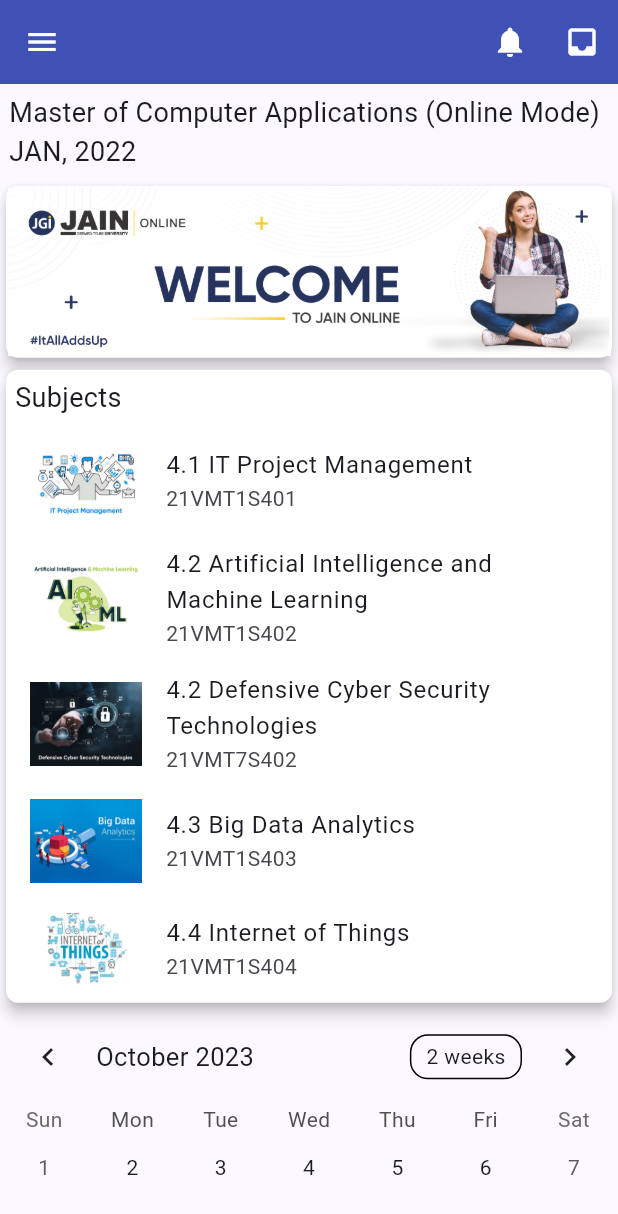
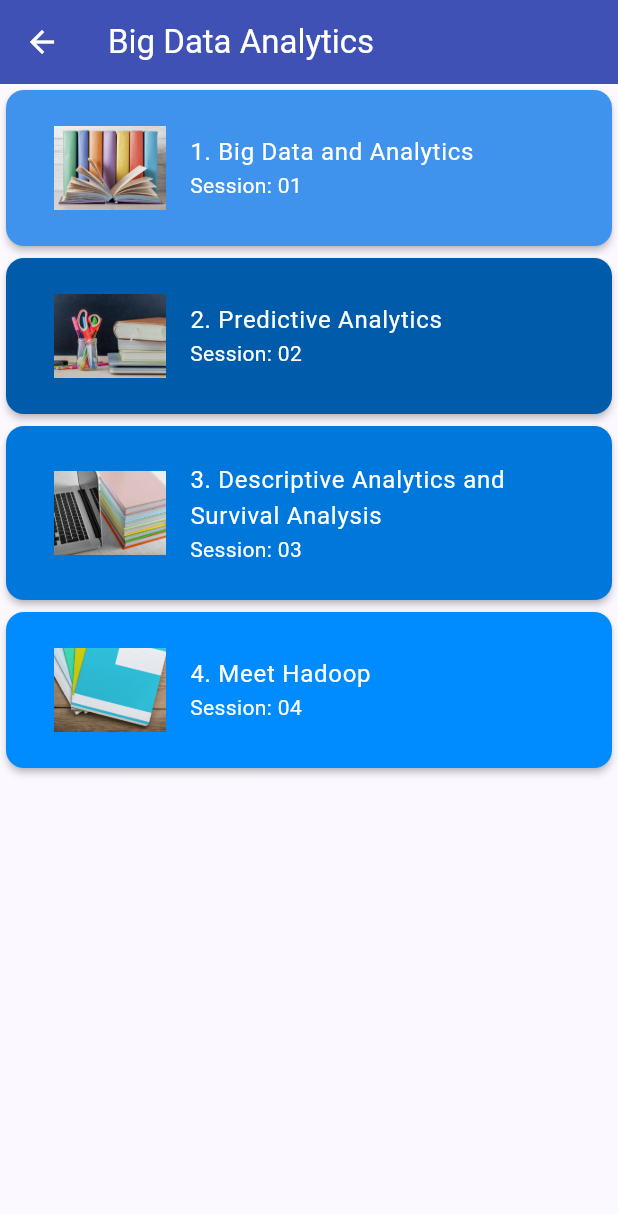
Before and after one commit to TutorialsAndroid/LMS, a Flutter app: the HomeScreen screen opened directly, after a tap on "4.3 Big Data Analytics", on a phone screen of 412 x 824 dp. Shown: the top 1214 px of the screen. Run offline on Flutter 3.47's test engine with Material 2 defaults, Android fonts, the phone set to English and light mode, and no system bars; drawn by our look-alikes of table_calendar; our stand-ins replace percent_indicator.

Commit message:
Added Recorded Session UI of Big Data Analysis

```diff
--- a/lib/home_screen.dart
+++ b/lib/home_screen.dart
@@ -5,6 +5,7 @@
 import 'package:lms/main.dart';
 import 'package:lms/notifications_screen.dart';
 import 'package:lms/recorded_sessions_screens/ai_ml.dart';
+import 'package:lms/recorded_sessions_screens/big_data_analysis.dart';
 import 'package:lms/recorded_sessions_screens/defensive_cyber_sec.dart';
 import 'package:lms/recorded_sessions_screens/it_project_management.dart';
 
@@ -206,7 +207,10 @@
                       title: const Text('4.3 Big Data Analytics'),
                       subtitle: const Text('21VMT1S403'),
                       onTap: () {
-                        //TODO
+                        Navigator.push(
+                            context,
+                            MaterialPageRoute(builder: (context) => const BigDataAnalysis(title: 'Big Data Analytics'))
+                        );
                       },
                     ),
 
--- a/lib/recorded_sessions_screens/big_data_analysis.dart
+++ b/lib/recorded_sessions_screens/big_data_analysis.dart
@@ -0,0 +1,116 @@
+import 'package:flutter/material.dart';
+
+class BigDataAnalysis extends StatefulWidget {
+  final String title;
+
+  const BigDataAnalysis({super.key, required this.title});
+
+  @override
+  State<BigDataAnalysis> createState() => _BigDataAnalysisScreenState();
+}
+
+class _BigDataAnalysisScreenState extends State<BigDataAnalysis> {
+  @override
+  Widget build(BuildContext context) {
+    return Scaffold(
+        appBar: AppBar(
+          backgroundColor: Colors.indigo,
+          title: Text(
+            widget.title,
+            style: const TextStyle(color: Colors.white),
+          ),
+          leading: Builder(
+            builder: (BuildContext context) {
+              return IconButton(
+                icon: const Icon(Icons.arrow_back),
+                color: Colors.white, // Change the color here
+                onPressed: () {
+                  Navigator.of(context).pop();
+                },
+              );
+            },
+          ),
+        ),
+        body: SingleChildScrollView(
+          child: Column(
+            children: [
+              // Add more children here using a loop
+              // for (int i = 0; i < 4; i++) // Change the loop condition as needed
+              Card(
+                elevation: 2,
+                color: const Color(0xFF3F93EC),
+                child: Padding(
+                  padding: const EdgeInsets.all(16.0),
+                  child: ListTile(
+                    leading: Image.asset('assets/it_project_managment/lesson2.jpg'),
+                    title: const Text(
+                      '1. Big Data and Analytics',
+                      style: TextStyle(color: Colors.white),
+                    ),
+                    subtitle: const Text(
+                      'Session: 01',
+                      style: TextStyle(color: Colors.white),
+                    ),
+                    onTap: () {
+                      // Add your logic here
+                    },
+                  ),
+                ),
+              ),
+
+              Card(
+                elevation: 2,
+                color: const Color(0xFF005CAB),
+                child: Padding(
+                  padding: const EdgeInsets.all(16.0),
+                  child: ListTile(
+                    leading: Image.asset('assets/it_project_managment/lesson3.jpg'),
+                    title: const Text('2. Predictive Analytics', style: TextStyle(color: Colors.white),),
+                    subtitle: const Text('Session: 02', style: TextStyle(color: Colors.white),),
+                    onTap: () {
+                      // Add your logic here
+
+                    },
+                  ),
+                ),
+              ),
+
+              Card(
+                elevation: 2,
+                color: const Color(0xFF0077DB),//#0077DB
+                child: Padding(
+                  padding: const EdgeInsets.all(16.0),
+                  child: ListTile(
+                    leading: Image.asset('assets/it_project_managment/lesson4.jpg'),
+                    title: const Text('3. Descriptive Analytics and Survival Analysis', style: TextStyle(color: Colors.white),),
+                    subtitle: const Text('Session: 03',style: TextStyle(color: Colors.white),),
+                    onTap: () {
+                      // Add your logic here
+
+                    },
+                  ),
+                ),
+              ),
+
+              Card(
+                elevation: 2,
+                color: const Color(0xFF008BFF),//#008BFF
+                child: Padding(
+                  padding: const EdgeInsets.all(16.0),
+                  child: ListTile(
+                    leading: Image.asset('assets/it_project_managment/lesson5.jpg'),
+                    title: const Text('4. Meet Hadoop',style: TextStyle(color: Colors.white),),
+                    subtitle: const Text('Session: 04',style: TextStyle(color: Colors.white),),
+                    onTap: () {
+                      // Add your logic here
+
+                    },
+                  ),
+                ),
+              ),
+            ],
+          ),
+        )
+    );
+  }
+}
```
